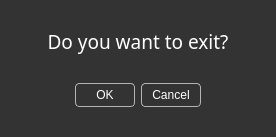
The window that multibench/widgets/quitdialog.ui (IlyaZh/Maiman-MCBS) describes before a commit, drawn with Qt 5.
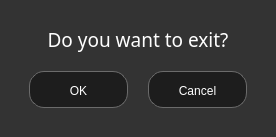
The same window after the commit.

The edit to the form file:
```diff
--- a/multibench/widgets/quitdialog.ui
+++ b/multibench/widgets/quitdialog.ui
@@ -59,16 +59,16 @@
     <number>0</number>
    </property>
    <property name="leftMargin">
-    <number>18</number>
+    <number>20</number>
    </property>
    <property name="topMargin">
-    <number>0</number>
+    <number>15</number>
    </property>
    <property name="rightMargin">
-    <number>18</number>
+    <number>20</number>
    </property>
    <property name="bottomMargin">
-    <number>0</number>
+    <number>10</number>
    </property>
    <item>
     <widget class="QLabel" name="label">
@@ -106,18 +106,30 @@
     <widget class="QDialogButtonBox" name="buttonBox">
      <property name="font">
       <font>
-       <family>Share Tech Mono</family>
-       <pointsize>10</pointsize>
+       <family>Poppins</family>
+       <pointsize>14</pointsize>
        <weight>50</weight>
        <italic>false</italic>
        <bold>false</bold>
       </font>
      </property>
      <property name="styleSheet">
-      <string notr="true">color: rgb(255,255, 255);
-background-color: rgb(51,51, 51);
-border: 1px solid rgb(180,180,180);
-border-radius: 4px;</string>
+      <string notr="true">QPushButton{
+    font: 14px&quot;Poppins Medium&quot;;
+    color: #FFFFFF;
+    background-color: #1D1D1D;
+    border: 1px solid #6b6b6b;
+border-radius: 15px;
+width: 89px;
+height: 29px;
+margin: 7px;
+      text-align:center;
+      padding-bottom: 2px;
+}
+QPushButton:hover{
+    color: #1D1D1D;
+    background-color: #FFC803;
+}</string>
      </property>
      <property name="orientation">
       <enum>Qt::Horizontal</enum>
```
